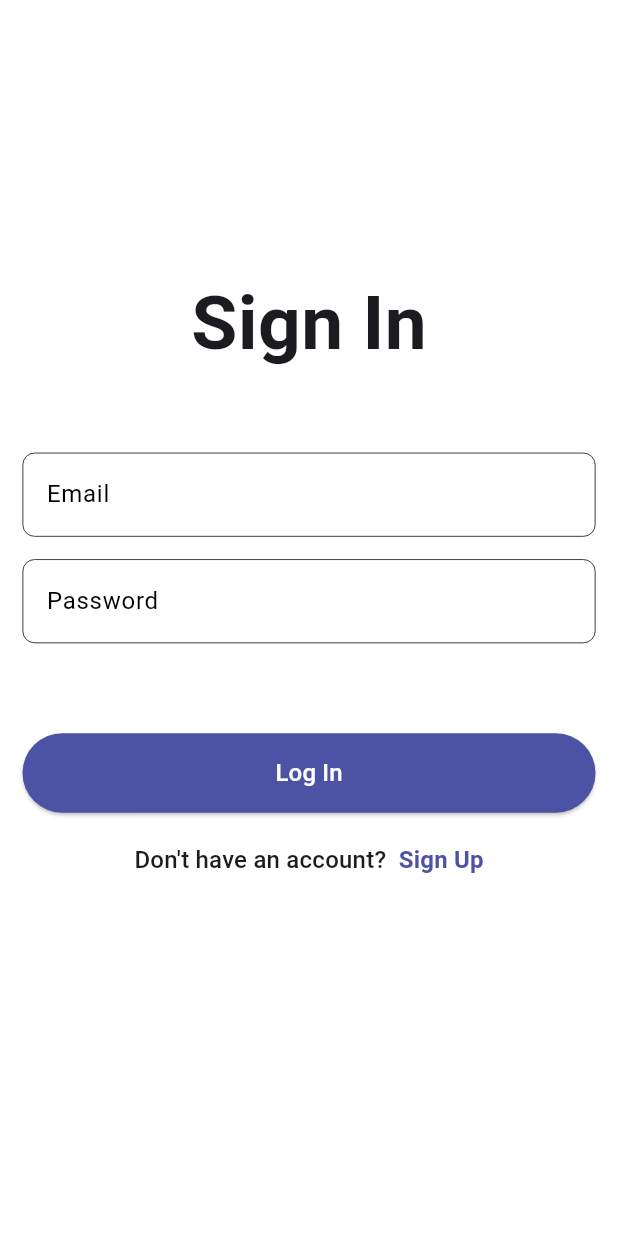
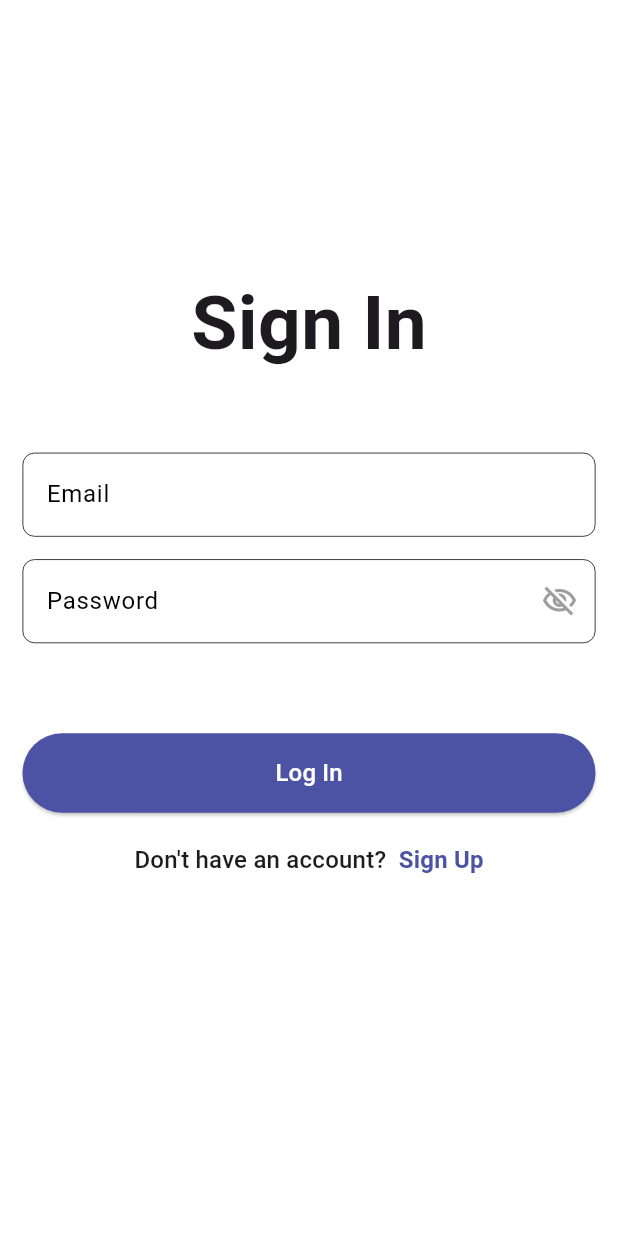
Before and after one commit to doaasafwat/Ecommerce_App, a Flutter app: the screen it shows after launch, on a phone screen of 412 x 824 dp. Run offline on Flutter 3.47's test engine with Material 3 defaults, Android fonts, the phone set to English and light mode, and no system bars; our stand-ins replace curved_navigation_bar, dartz, dio, firebase_auth, firebase_core, flutter_bloc and 3 more; missing offline and left inert: flutter_paypal_payment, flutter_stripe; accounts and stored records are empty.

Commit message:
add more features

```diff
--- a/lib/auth/view/views/login_view.dart
+++ b/lib/auth/view/views/login_view.dart
@@ -3,12 +3,58 @@ import 'package:ecommerce_app/auth/view/widgets/custom_form_field.dart';
 import 'package:ecommerce_app/const.dart';
 import 'package:ecommerce_app/views/main_page.dart';
 import 'package:ecommerce_app/widgets/custom_button.dart';
+import 'package:firebase_auth/firebase_auth.dart';
 import 'package:flutter/material.dart';
 
-class LoginPage extends StatelessWidget {
-  final emailContorller = TextEditingController();
-  final passwordContorller = TextEditingController();
-  final formKey = GlobalKey<FormState>();
+class LoginPage extends StatefulWidget {
+  @override
+  State<LoginPage> createState() => _LoginPageState();
+}
+
+class _LoginPageState extends State<LoginPage> {
+  final FirebaseAuth auth = FirebaseAuth.instance;
+  final TextEditingController emailController = TextEditingController();
+  final TextEditingController passwordController = TextEditingController();
+  String statusMessage = '';
+  bool isPasswordVisible = false;
+
+  Future<void> loginUser() async {
+    try {
+      await FirebaseAuth.instance.signInWithEmailAndPassword(
+        email: emailController.text,
+        password: passwordController.text,
+      );
+      Navigator.pushReplacement(
+        context,
+        MaterialPageRoute(builder: (context) => const MainPage()),
+      );
+    } on FirebaseAuthException catch (e) {
+      setState(() {
+        if (e.code == 'wrong-password') {
+          ScaffoldMessenger.of(context).showSnackBar(
+            const SnackBar(
+                content: Text('The password you entered is incorrect.')),
+          );
+        } else if (e.code == 'user-not-found') {
+          ScaffoldMessenger.of(context).showSnackBar(
+            const SnackBar(content: Text('Email or password is incorrect.')),
+          );
+        } else if (e.code == 'invalid-email') {
+          ScaffoldMessenger.of(context).showSnackBar(
+            const SnackBar(content: Text('Please enter valid email address.')),
+          );
+        } else if (e.code == 'invalid-credential') {
+          ScaffoldMessenger.of(context).showSnackBar(
+            const SnackBar(content: Text('Email or password is incorrect.')),
+          );
+        } else {
+          ScaffoldMessenger.of(context).showSnackBar(
+            const SnackBar(content: Text('Login failed. Please try again.')),
+          );
+        }
+      });
+    }
+  }
 
   @override
   Widget build(BuildContext context) {
@@ -16,7 +62,6 @@ class LoginPage extends StatelessWidget {
       backgroundColor: Colors.white,
       body: SingleChildScrollView(
         child: Form(
-            key: formKey,
             child: Padding(
           padding: const EdgeInsets.all(15),
           child: Column(
@@ -33,26 +78,30 @@ class LoginPage extends StatelessWidget {
                 height: 50,
               ),
               CustomFormField(
-                      hintText: 'Email', controller: emailContorller),
+                controller: emailController,
+                hintText: 'Email',
+                isPassword: false,
+              ),
               const SizedBox(
                 height: 15,
               ),
               CustomFormField(
+                controller: passwordController,
                 hintText: 'Password',
-                    controller: passwordContorller,
-                    isObsecure: true,
+                isPassword: true,
+                isPasswordVisible: isPasswordVisible,
+                onTogglePasswordVisibility: () {
+                  setState(() {
+                    isPasswordVisible = !isPasswordVisible;
+                  });
+                },
               ),
               const SizedBox(
                 height: 60,
               ),
               CustomButton(
                 onPressed: () {
-                      Navigator.pushReplacement(
-                        context,
-                        MaterialPageRoute(
-                          builder: (context) => const MainPage(),
-                        ),
-                      );
+                  loginUser();
                 },
                 text: 'Log In',
               ),
@@ -72,8 +121,7 @@ class LoginPage extends StatelessWidget {
                       TextSpan(
                           text: 'Sign Up',
                           style: TextStyle(
-                                  fontWeight: FontWeight.bold,
-                                  color: primaryColor))
+                              fontWeight: FontWeight.bold, color: primaryColor))
                     ])),
               ),
             ],
--- a/lib/auth/view/widgets/custom_form_field.dart
+++ b/lib/auth/view/widgets/custom_form_field.dart
@@ -5,12 +5,18 @@ class CustomFormField extends StatelessWidget {
     super.key,
     required this.hintText,
     required this.controller,
+    required this.isPassword,
     this.isObsecure = false,
     this.isReadOnly = false,
     this.onTap,
+    this.isPasswordVisible = false,
+    this.onTogglePasswordVisibility,
   });
 
   final bool isReadOnly;
+  final bool isPassword;
+  final bool isPasswordVisible;
+  final VoidCallback? onTogglePasswordVisibility;
   final String hintText;
   final TextEditingController? controller;
   final bool isObsecure;
@@ -21,6 +27,7 @@ class CustomFormField extends StatelessWidget {
     return TextFormField(
       onTap: onTap,
       controller: controller,
+      obscureText: isPassword && !isPasswordVisible,
       readOnly: isReadOnly,
       decoration: InputDecoration(
         hintText: hintText,
@@ -39,15 +46,25 @@ class CustomFormField extends StatelessWidget {
           side: const BorderSide(color: Colors.red, width: 1),
           redius: 8,
         ),
+        suffixIcon: isPassword
+            ? IconButton(
+                onPressed: onTogglePasswordVisibility,
+                icon: Icon(
+                  isPasswordVisible
+                      ? Icons.visibility
+                      : Icons.visibility_off_outlined,
+                  color: Colors.grey,
+                ),
+              )
+            : null,
       ),
-      style: const TextStyle(color: Colors.white),
+      style: const TextStyle(color: Colors.black),
       validator: (val) {
         if (val!.trim().isEmpty) {
           return '$hintText is missing';
         }
         return null;
       },
-      obscureText: isObsecure,
     );
   }
 
--- a/lib/main.dart
+++ b/lib/main.dart
@@ -1,13 +1,21 @@
 import 'package:ecommerce_app/auth/view/views/login_view.dart';
+import 'package:ecommerce_app/firebase_options.dart';
 import 'package:ecommerce_app/payment/services/api_keys.dart';
 import 'package:ecommerce_app/provider/cart_provider.dart';
 import 'package:ecommerce_app/provider/favorites_provider.dart';
 import 'package:ecommerce_app/views/logo_view.dart';
+import 'package:firebase_core/firebase_core.dart';
 import 'package:flutter/material.dart';
 import 'package:flutter_stripe/flutter_stripe.dart';
 import 'package:provider/provider.dart';
 
-void main() {
+void main() async{
+WidgetsFlutterBinding.ensureInitialized();
+  await Firebase.initializeApp(
+    options: DefaultFirebaseOptions.currentPlatform,
+  );
+
+
   Stripe.publishableKey = ApiKeys.Publishablekey;
   runApp(
     MultiProvider(
@@ -25,9 +33,9 @@ class EcommerceApp extends StatelessWidget {
 
   @override
   Widget build(BuildContext context) {
-    return  MaterialApp(
+    return const  MaterialApp(
       debugShowCheckedModeBanner: false,
-      home: LoginPage(),
+      home: LogoView(),
     );
   }
 }
--- a/lib/widgets/custom_button.dart
+++ b/lib/widgets/custom_button.dart
@@ -19,7 +19,7 @@ class CustomButton extends StatelessWidget {
             ),
           ),
           onPressed: onPressed,
-          child:isLoading?CircularProgressIndicator() :Text(
+          child:isLoading?const CircularProgressIndicator() :Text(
             text,
             style: const TextStyle(
               color: Colors.white,
--- a/pubspec.yaml
+++ b/pubspec.yaml
@@ -28,6 +28,7 @@ environment:
 # the latest version available on pub.dev. To see which dependencies have newer
 # versions available, run `flutter pub outdated`.
 dependencies:
+  win32: ^5.1.3
   flutter:
     sdk: flutter
 
@@ -45,6 +46,7 @@ dependencies:
   flutter_bloc: ^8.1.6
   flutter_paypal_payment: ^1.0.7
   firebase_core: ^3.8.0
+  firebase_auth: ^5.3.3
 
 dev_dependencies:
   flutter_test:
```
Also changed, not shown: lib/auth/view/views/signup_view.dart (+81 -20 lines), lib/widgets/custom_button_bloc_consumer.dart (+10 -1 lines), firebase.json (added), lib/firebase_options.dart (added), pubspec.lock, 6 other files. Lines whose indentation alone changed are shown as unchanged.
